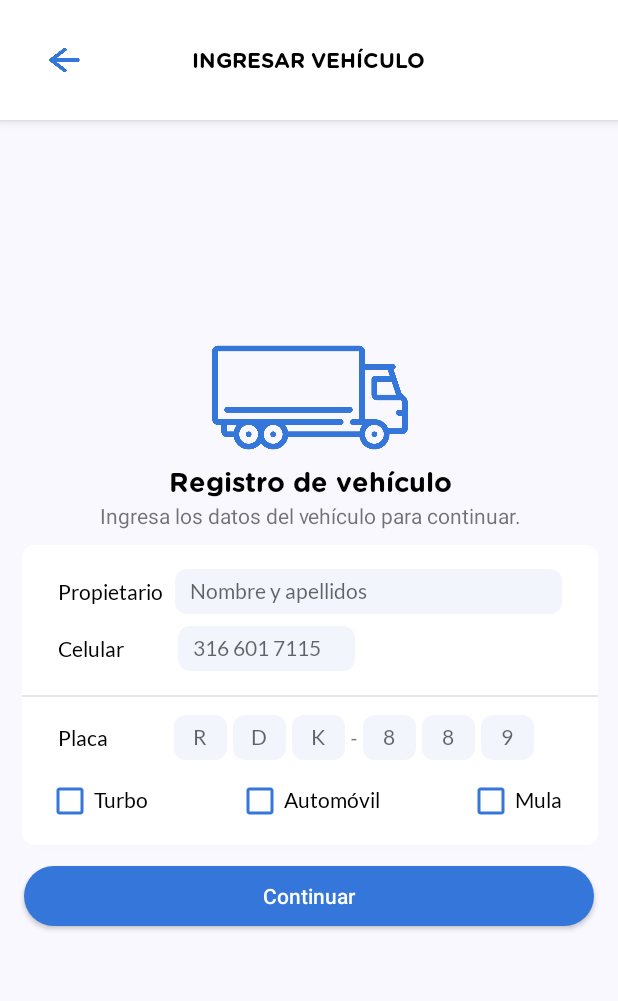
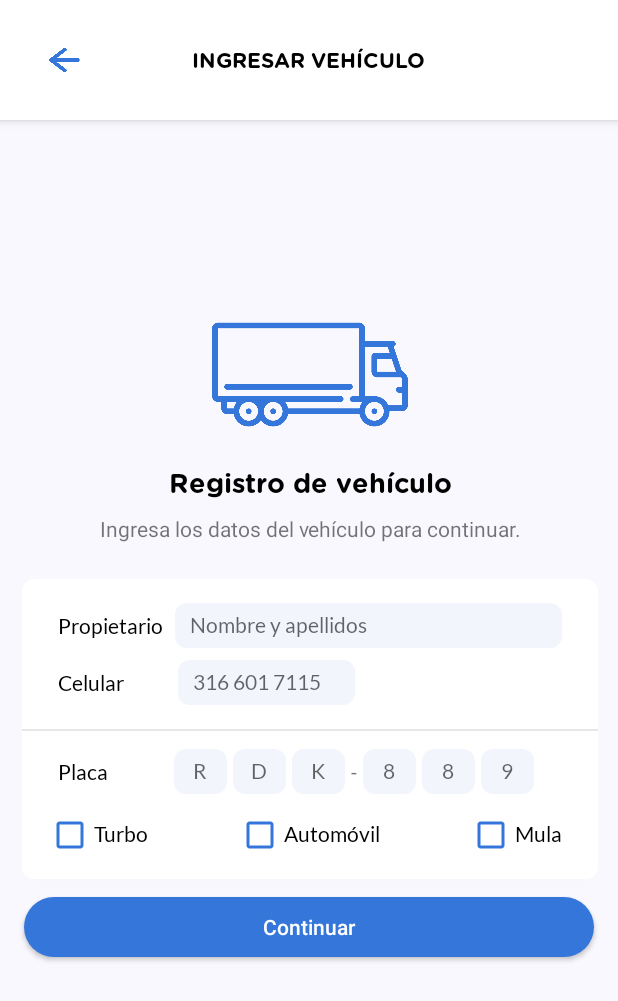
Before and after one commit to nicolaspenagos/parking-app, an Android app: the EnterVehicleActivity screen opened directly, with no data from a screen before it, on a phone screen of 412 x 824 dp. Shown: the top 1001 px of the screen. Run offline under Robolectric (Android 15) with nearby library versions, the phone set to English and light mode, and no system bars.

Commit message:
UI iprovements has been applied

```diff
--- a/app/src/main/res/layout/activity_enter_vehicle.xml
+++ b/app/src/main/res/layout/activity_enter_vehicle.xml
@@ -43,7 +43,7 @@
     <androidx.constraintlayout.widget.ConstraintLayout
         android:id="@+id/constraintLayout11"
         android:layout_width="416dp"
-        android:layout_height="339dp"
+        android:layout_height="wrap_content"
         app:layout_constraintBottom_toBottomOf="parent"
         app:layout_constraintEnd_toEndOf="parent"
         app:layout_constraintStart_toStartOf="parent"
@@ -63,7 +63,7 @@
             android:id="@+id/textView13"
             android:layout_width="wrap_content"
             android:layout_height="wrap_content"
-            android:layout_marginTop="8dp"
+            android:layout_marginTop="24dp"
             android:fontFamily="@font/gotham_rounded"
             android:text="Registro de vehículo"
             android:textColor="#000000"
@@ -76,6 +76,7 @@
             android:id="@+id/textView14"
             android:layout_width="wrap_content"
             android:layout_height="wrap_content"
+            android:layout_marginTop="8dp"
             android:text="Ingresa los datos del vehículo para continuar."
             app:layout_constraintEnd_toEndOf="parent"
             app:layout_constraintStart_toStartOf="parent"
@@ -85,9 +86,9 @@
             android:layout_width="0dp"
             android:layout_height="200dp"
             android:layout_marginStart="16dp"
-            android:layout_marginTop="8dp"
+            android:layout_marginTop="24dp"
             android:layout_marginEnd="16dp"
-            android:layout_marginBottom="4dp"
+            android:layout_marginBottom="8dp"
             android:background="@drawable/card_background"
             android:elevation="4dp"
             app:layout_constraintBottom_toBottomOf="parent"
@@ -370,7 +371,7 @@
         android:layout_width="0dp"
         android:layout_height="40dp"
         android:layout_marginStart="16dp"
-        android:layout_marginTop="8dp"
+        android:layout_marginTop="4dp"
         android:layout_marginEnd="16dp"
         android:background="@drawable/button_background"
         android:text="Continuar"
--- a/app/src/main/res/layout/activity_forgot_password.xml
+++ b/app/src/main/res/layout/activity_forgot_password.xml
@@ -63,7 +63,7 @@
             android:id="@+id/textView8"
             android:layout_width="wrap_content"
             android:layout_height="wrap_content"
-            android:layout_marginTop="4dp"
+            android:layout_marginTop="24dp"
             android:fontFamily="@font/gotham_rounded"
             android:text="Reestablecimiento de contraseña"
             android:textColor="#000000"
@@ -86,7 +86,7 @@
             android:layout_width="0dp"
             android:layout_height="40dp"
             android:layout_marginStart="24dp"
-            android:layout_marginTop="12dp"
+            android:layout_marginTop="24dp"
             android:layout_marginEnd="24dp"
             android:background="@drawable/edit_text_background"
             android:elevation="4dp"
@@ -104,7 +104,7 @@
             android:layout_width="0dp"
             android:layout_height="40dp"
             android:layout_marginStart="24dp"
-            android:layout_marginTop="8dp"
+            android:layout_marginTop="12dp"
             android:layout_marginEnd="24dp"
             android:background="@drawable/button_background"
             android:text="Enviar"
--- a/app/src/main/res/layout/activity_home.xml
+++ b/app/src/main/res/layout/activity_home.xml
@@ -136,7 +136,7 @@
             android:layout_width="wrap_content"
             android:layout_height="40dp"
             android:layout_marginStart="8dp"
-            android:layout_marginTop="8dp"
+            android:layout_marginTop="12dp"
             android:layout_marginBottom="8dp"
             android:background="@drawable/edit_text_background"
             android:elevation="4dp"
@@ -279,6 +279,7 @@
             android:layout_width="0dp"
             android:layout_height="40dp"
             android:layout_marginStart="8dp"
+            android:layout_marginTop="1dp"
             android:layout_marginEnd="8dp"
             android:background="@drawable/button_background"
             android:fontFamily="@font/lato_regular"
--- a/app/src/main/res/layout/activity_main.xml
+++ b/app/src/main/res/layout/activity_main.xml
@@ -11,7 +11,7 @@
     <androidx.constraintlayout.widget.ConstraintLayout
         android:id="@+id/constraintLayout"
         android:layout_width="376dp"
-        android:layout_height="232dp"
+        android:layout_height="wrap_content"
         android:layout_marginStart="8dp"
         android:layout_marginEnd="8dp"
         app:layout_constraintBottom_toBottomOf="parent"
@@ -36,7 +36,7 @@
             android:layout_width="0dp"
             android:layout_height="40dp"
             android:layout_marginStart="8dp"
-            android:layout_marginTop="19dp"
+            android:layout_marginTop="24dp"
             android:layout_marginEnd="8dp"
             android:layout_marginBottom="8dp"
             android:background="@drawable/edit_text_background"
@@ -78,7 +78,7 @@
             android:id="@+id/titleTextView"
             android:layout_width="wrap_content"
             android:layout_height="wrap_content"
-            android:layout_marginTop="8dp"
+            android:layout_marginTop="24dp"
             android:fontFamily="@font/gotham_rounded"
             android:text="Iniciar Sesión"
             android:textColor="#000000"
```
Also changed, not shown: app/src/main/java/com/example/parkingapp/EnterVehicleActivity.java (+57 -1 lines), app/src/main/res/layout/activity_change_password.xml (+5 -4 lines), app/src/main/res/layout/activity_profile.xml (+7 -3 lines).
